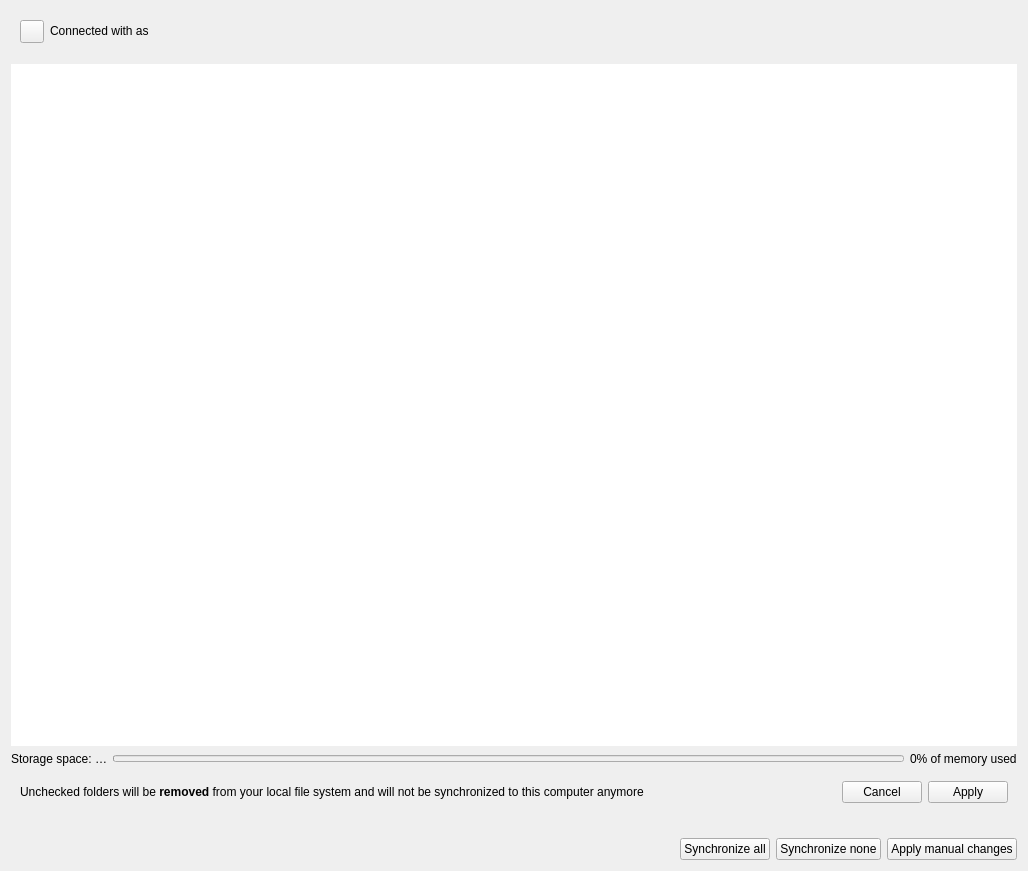
Above: src/gui/accountsettings.ui from nextmcloud/desktop before the change. Below: the same form after it.
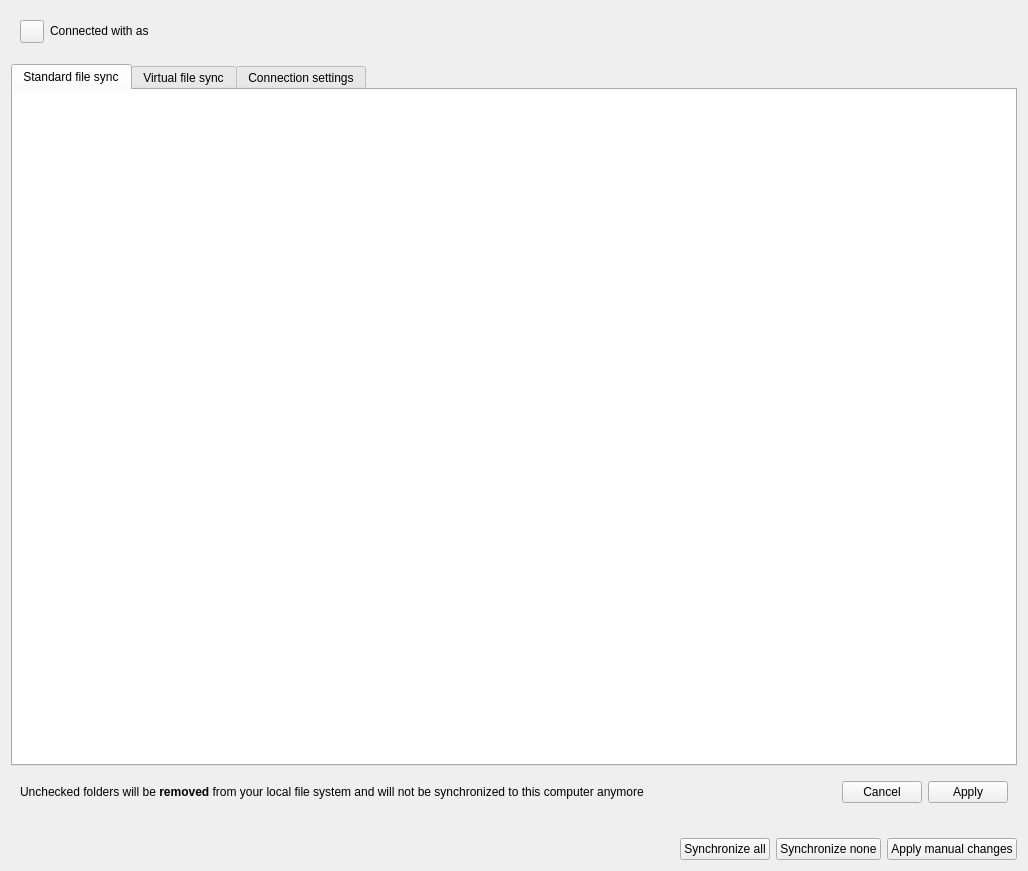
That is the form after the change. Custom widgets are drawn as their Qt base class.

Commit message: resure accountsettings ui

Patch:
```diff
--- a/src/gui/accountsettings.ui
+++ b/src/gui/accountsettings.ui
@@ -276,7 +276,32 @@
      </layout>
     </widget>
    </item>
-   <item row="2" column="0">
+   <item row="3" column="0">
+    <widget class="QTabWidget" name="tabWidget">
+     <property name="tabShape">
+      <enum>QTabWidget::Rounded</enum>
+     </property>
+     <property name="currentIndex">
+      <number>0</number>
+     </property>
+     <widget class="QWidget" name="standardSyncTab">
+      <attribute name="title">
+       <string>Standard file sync</string>
+      </attribute>
+      <layout class="QVBoxLayout" name="verticalLayout_4" stretch="0">
+       <property name="leftMargin">
+        <number>0</number>
+       </property>
+       <property name="topMargin">
+        <number>0</number>
+       </property>
+       <property name="rightMargin">
+        <number>0</number>
+       </property>
+       <property name="bottomMargin">
+        <number>0</number>
+       </property>
+       <item>
     <widget class="OCC::FolderStatusView" name="_folderList">
         <property name="sizePolicy">
         <sizepolicy hsizetype="Expanding" vsizetype="Expanding">
@@ -299,6 +324,20 @@
         <property name="animated">
         <bool>true</bool>
         </property>
+        </widget>
+       </item>
+      </layout>
+     </widget>
+     <widget class="QWidget" name="fileProviderTab">
+      <attribute name="title">
+       <string>Virtual file sync</string>
+      </attribute>
+     </widget>
+     <widget class="QWidget" name="connectionSettingsTab">
+      <attribute name="title">
+       <string>Connection settings</string>
+      </attribute>
+     </widget>
     </widget>
    </item>
   </layout>
```
Lines whose indentation alone changed are shown as unchanged.
